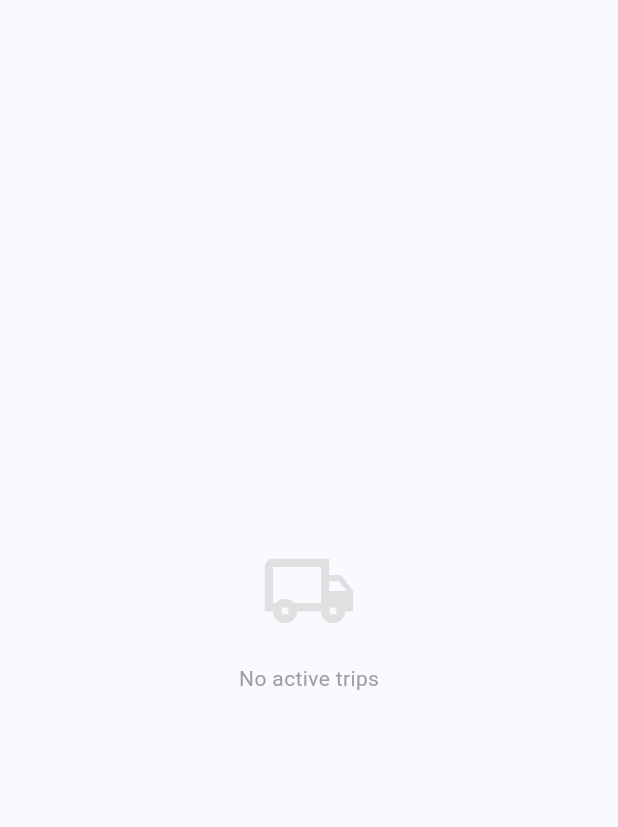
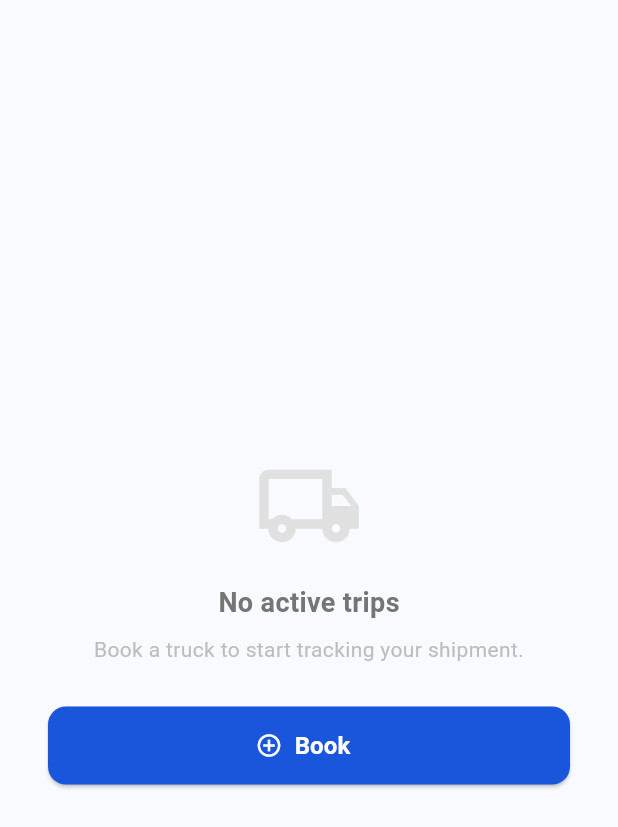
Before and after one commit to jcnino2020/PasabayBCD3, a Flutter app: the LiveTrackingScreen screen opened directly, on a phone screen of 412 x 824 dp. Shown: the top 827 px of the screen. Run offline on Flutter 3.47's test engine with Material 3 defaults, Android fonts, the light colour scheme and no system bars; our stand-ins replace flutter_map, image_picker, latlong2, location, shared_preferences, sqflite; accounts and stored records are empty; Roboto replaces fonts that are missing (SF Pro Display).

Commit message:
feat: add Book button to LiveTrackingScreen empty state

```diff
--- a/lib/screens/live_tracking_screen.dart
+++ b/lib/screens/live_tracking_screen.dart
@@ -226,44 +226,84 @@ class _LiveTrackingScreenState extends State<LiveTrackingScreen>
     super.dispose();
   }
 
+  Widget _buildNoActiveTrip() {
+    return Scaffold(
+      backgroundColor: const Color(0xFFF8FAFF),
+      body: Center(
+        child: Padding(
+          padding: const EdgeInsets.symmetric(horizontal: 32),
+          child: Column(
+            mainAxisAlignment: MainAxisAlignment.center,
+            children: [
+              Icon(Icons.local_shipping_outlined,
+                  size: 72, color: Colors.grey.shade300),
+              const SizedBox(height: 16),
+              Text(
+                'No active trips',
+                style: TextStyle(
+                  fontSize: 18,
+                  fontWeight: FontWeight.w600,
+                  color: Colors.grey.shade600,
+                ),
+              ),
+              const SizedBox(height: 8),
+              Text(
+                'Book a truck to start tracking your shipment.',
+                textAlign: TextAlign.center,
+                style: TextStyle(fontSize: 14, color: Colors.grey.shade400),
+              ),
+              const SizedBox(height: 28),
+              SizedBox(
+                width: double.infinity,
+                height: 52,
+                child: ElevatedButton.icon(
+                  onPressed: () {
+                    // Switch to the Trip Matching tab (index 0)
+                    Navigator.of(context).pushAndRemoveUntil(
+                      MaterialPageRoute(
+                        builder: (_) => const MainScreen(initialIndex: 0),
+                      ),
+                      (route) => false,
+                    );
+                  },
+                  icon: const Icon(Icons.add_circle_outline),
+                  label: const Text(
+                    'Book',
+                    style: TextStyle(
+                      fontSize: 16,
+                      fontWeight: FontWeight.bold,
+                    ),
+                  ),
+                  style: ElevatedButton.styleFrom(
+                    backgroundColor: const Color(0xFF1A56DB),
+                    foregroundColor: Colors.white,
+                    shape: RoundedRectangleBorder(
+                      borderRadius: BorderRadius.circular(12),
+                    ),
+                  ),
+                ),
+              ),
+            ],
+          ),
+        ),
+      ),
+    );
+  }
+
   @override
   Widget build(BuildContext context) {
     // Resolve booking from args or DataStore
     final activeBooking = DataStore().activeBooking;
 
-    // If no active booking, show empty state
+    // If no active booking, show empty state with Book button
     if (activeBooking == null) {
-      return Scaffold(
-        backgroundColor: const Color(0xFFF8FAFF),
-        body: Center(
-          child: Column(
-            mainAxisAlignment: MainAxisAlignment.center,
-            children: [
-              Icon(Icons.local_shipping_outlined, size: 64, color: Colors.grey.shade300),
-              const SizedBox(height: 16),
-              Text('No active trips', style: TextStyle(color: Colors.grey.shade500)),
-            ],
-          ),
-        ),
-      );
+      return _buildNoActiveTrip();
     }
 
     // Use the truck stored in DataStore (set during booking confirmation)
     final activeTruck = DataStore().activeTruck;
     if (activeTruck == null) {
-      return Scaffold(
-        backgroundColor: const Color(0xFFF8FAFF),
-        body: Center(
-          child: Column(
-            mainAxisAlignment: MainAxisAlignment.center,
-            children: [
-              Icon(Icons.local_shipping_outlined, size: 64, color: Colors.grey.shade300),
-              const SizedBox(height: 16),
-              Text('No active trips', style: TextStyle(color: Colors.grey.shade500)),
-            ],
-          ),
-        ),
-      );
+      return _buildNoActiveTrip();
     }
 
     return Scaffold(
```
